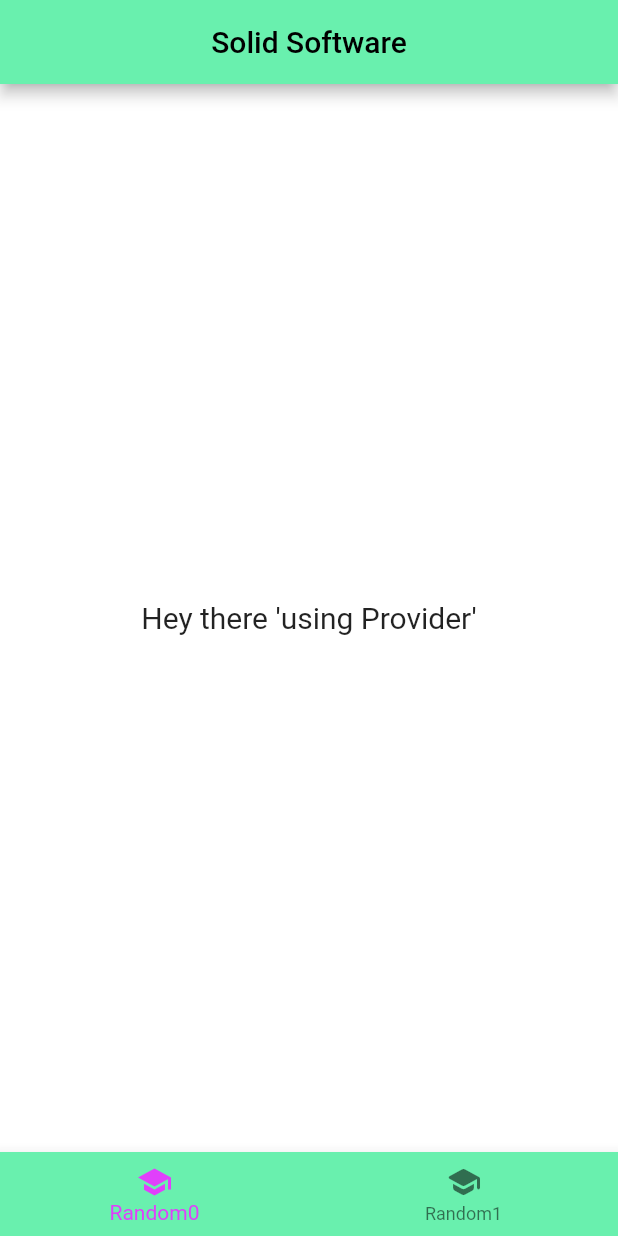
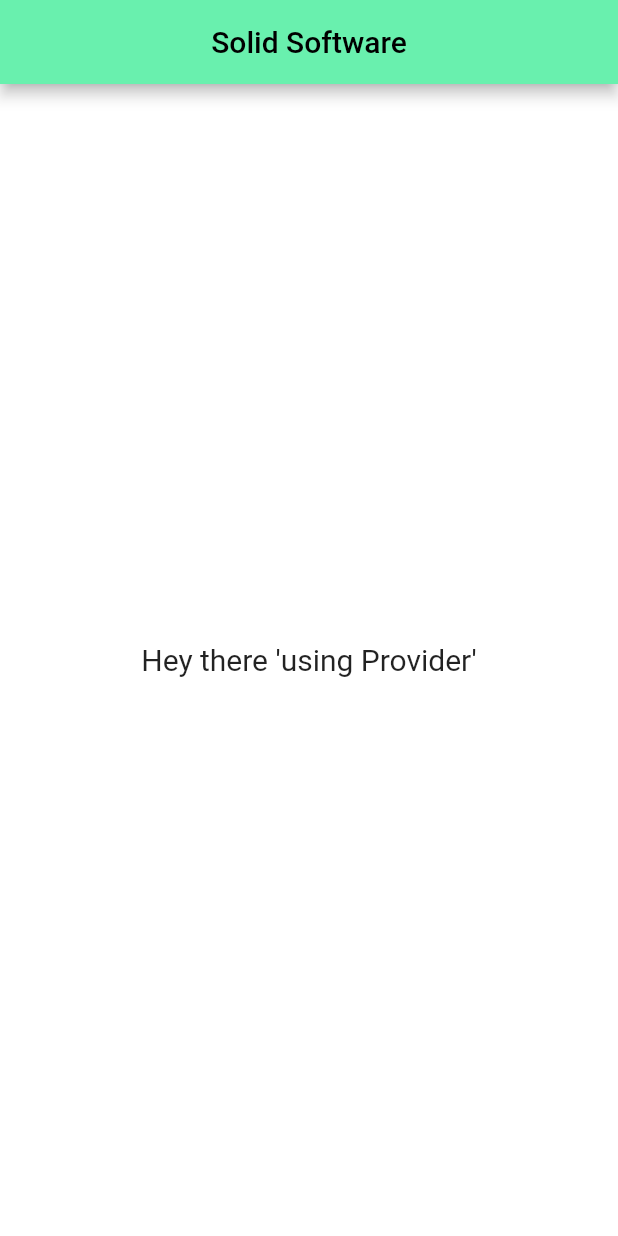
Before and after one commit to Kolyanchik1115/solid_test, a Flutter app: the screen it shows after launch, on a phone screen of 412 x 824 dp. Run offline on Flutter 3.47's test engine with Material 2 defaults, Android fonts, the phone set to English and light mode, and no system bars.

Commit message:
Some changes

```diff
--- a/analysis_options.yaml
+++ b/analysis_options.yaml
@@ -1 +1,4 @@
 include: package:solid_lints/analysis_options.yaml
+linter:
+  rules:
+    public_member_api_docs
--- a/lib/app/my_app.dart
+++ b/lib/app/my_app.dart
@@ -1,17 +1,13 @@
-// ignore_for_file: public_member_api_docs
-
 import 'package:flutter/material.dart';
-import 'package:solid_test/screens/home.dart';
+import 'package:solid_test/app/random_color.dart';
 
 class MyApp extends StatelessWidget {
   const MyApp({Key? key}) : super(key: key);
 
   @override
   Widget build(BuildContext context) {
-    return const Material(
-      child: MaterialApp(
-        home: Home(),
-      ),
+    return const MaterialApp(
+      home: RandomColor(),
     );
   }
 }
--- a/lib/screens/random0.dart
+++ b/lib/app/random_color.dart
@@ -1,14 +1,11 @@
-// ignore: newline-before-return
-
-// ignore_for_file: public_member_api_docs, prefer_final_locals
 
 import 'dart:math';
-
 import 'package:flutter/material.dart';
 import 'package:provider/provider.dart';
 
-class Random0 extends StatelessWidget {
-  const Random0({Key? key}) : super(key: key);
+
+class RandomColor extends StatelessWidget {
+  const RandomColor({super.key});
 
   @override
   Widget build(BuildContext context) {
@@ -28,18 +25,17 @@ class Random0 extends StatelessWidget {
 }
 
 class MyWidget extends StatelessWidget {
-  const MyWidget({Key? key}) : super(key: key);
-
+  const MyWidget({super.key});
   @override
   Widget build(BuildContext context) {
-    ChangeColor state = Provider.of<ChangeColor>(context);
-    // ignore: newline-before-return
+    final ChangeColor state = Provider.of<ChangeColor>(context);
+
     return Scaffold(
       appBar: AppBar(
         title: Text(
           'Solid Software',
           style: TextStyle(
-            color: state.textColor,
+            color: state._textColor,
           ),
         ),
         centerTitle: true,
@@ -47,10 +43,10 @@ class MyWidget extends StatelessWidget {
       ),
       body: Center(
         child: GestureDetector(
-          onTap: () => state.randColor(),
+          onTap: () => state._randColor(),
           child: Container(
             alignment: Alignment.center,
-            color: state.backColor,
+            color: state._backColor,
             child: const Text(
               "Hey there 'using Provider'",
               style: TextStyle(fontSize: 20),
@@ -64,21 +60,20 @@ class MyWidget extends StatelessWidget {
 }
 
 class ChangeColor extends ChangeNotifier {
-  Color txtColor = Colors.black;
-  Color bgColor = Colors.white;
-  Color get textColor => txtColor;
-  Color get backColor => bgColor;
-  // ignore: member-ordering-extended
-  final max = 255;
+  Color _txtColor = Colors.black;
+  Color _bgColor = Colors.white;
+  Color get _textColor => _txtColor;
+  Color get _backColor => _bgColor;
 
-  void randColor() {
-    txtColor = Color.fromARGB(
+  void _randColor() {
+    const max = 255;
+    _txtColor = Color.fromARGB(
       max,
       Random().nextInt(max),
       Random().nextInt(max),
       Random().nextInt(max),
     );
-    bgColor = Color.fromARGB(
+    _bgColor = Color.fromARGB(
       max,
       Random().nextInt(max),
       Random().nextInt(max),
--- a/lib/main.dart
+++ b/lib/main.dart
@@ -1,6 +1,3 @@
-
-// ignore_for_file: file_names
-
 import 'package:flutter/cupertino.dart';
 import 'package:solid_test/app/my_app.dart';
 void main() {
--- a/lib/screens/home.dart
+++ /dev/null
@@ -1,52 +0,0 @@
-// ignore_for_file: library_private_types_in_public_api, public_member_api_docs
-
-import 'package:flutter/material.dart';
-import 'package:solid_test/screens/random0.dart';
-import 'package:solid_test/screens/random1.dart';
-
-class Home extends StatefulWidget {
-  const Home({Key? key}) : super(key: key);
-
-  @override
-  _HomeState createState() => _HomeState();
-}
-
-class _HomeState extends State<Home> {
-  int _selectedTab = 0;
-
-  void onSelectTab(int index) {
-    if (_selectedTab == index) return;
-    setState(() {
-      _selectedTab = index;
-    });
-  }
-
-  @override
-  Widget build(BuildContext context) {
-    return Scaffold(
-      body: IndexedStack(
-        index: _selectedTab,
-        children: const [
-          Random0(),
-          Random1(),
-        ],
-      ),
-      bottomNavigationBar: BottomNavigationBar(
-        backgroundColor: Colors.greenAccent,
-        selectedItemColor: Colors.purpleAccent,
-        items: const [
-          BottomNavigationBarItem(
-            icon: Icon(Icons.school),
-            label: 'Random0',
-          ),
-          BottomNavigationBarItem(
-            icon: Icon(Icons.school_rounded),
-            label: 'Random1',
-          ),
-        ],
-        currentIndex: _selectedTab,
-        onTap: onSelectTab,
-      ),
-    );
-  }
-}
```
Also changed, not shown: lib/screens/random1.dart (deleted, +0 -43 lines).
